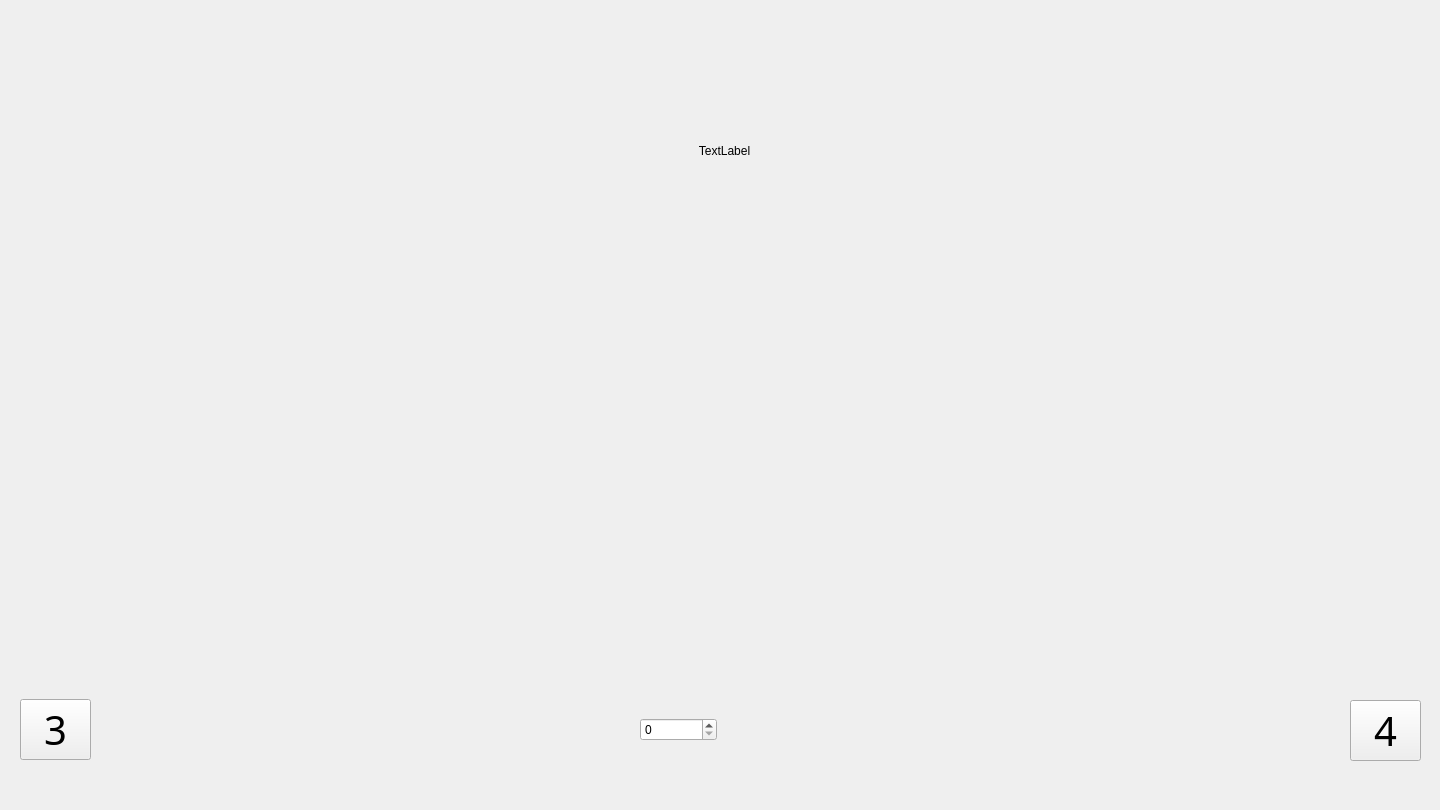
ItsSkylow/wingman, file story.ui: the form before one commit.
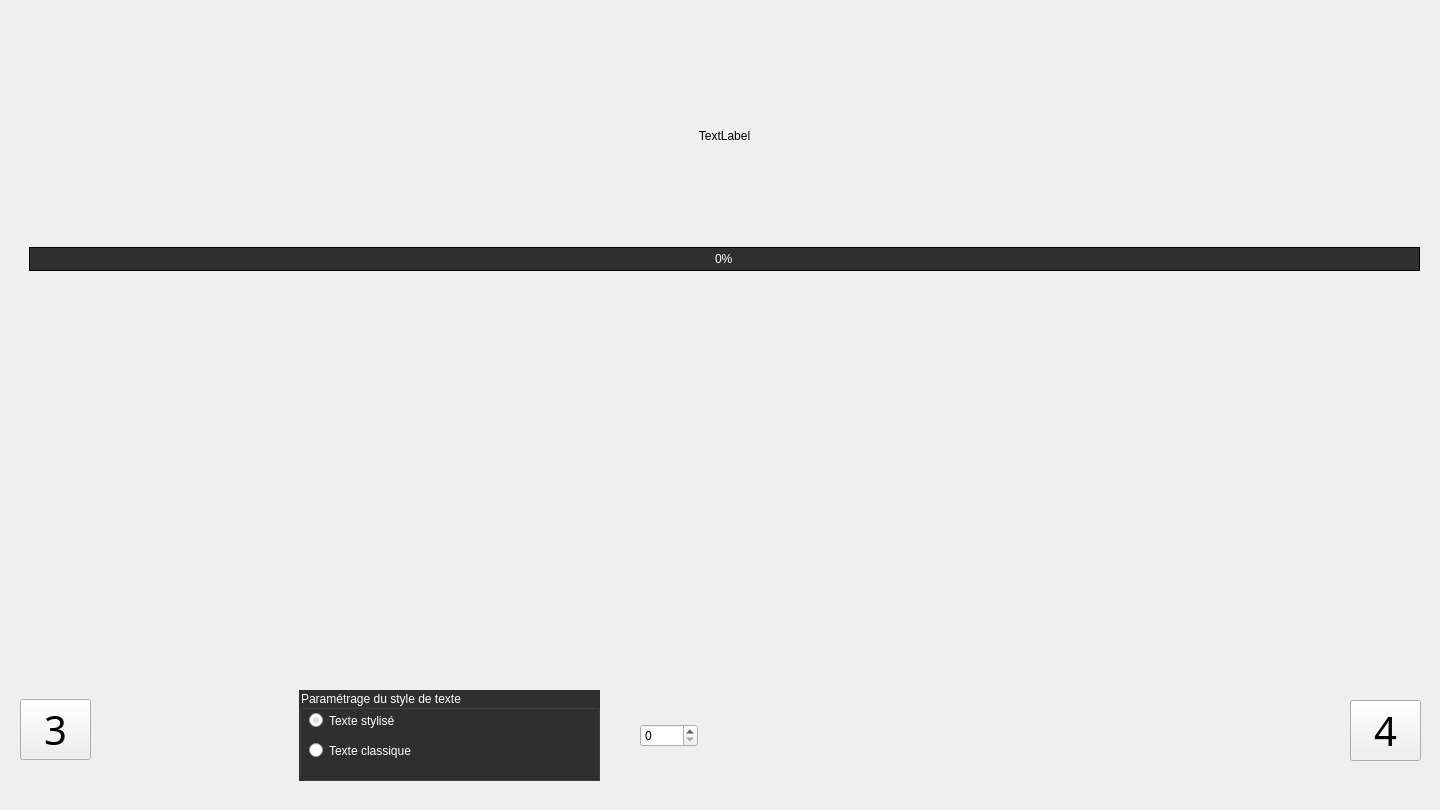
The form after the commit. Icons and pictures are not drawn.

Commit message: Compléments d'interface graphique

Patch:
```diff
--- a/story.ui
+++ b/story.ui
@@ -100,6 +100,28 @@
        </property>
       </widget>
      </item>
+     <item>
+      <widget class="QProgressBar" name="progressBar">
+       <property name="styleSheet">
+        <string notr="true">QProgressBar:horizontal {
+text-align:center;
+color: white;
+border: 1px solid black;
+background: rgba(0,0,0,0.8);
+}
+QProgressBar::chunk:horizontal {
+background: blue;
+color:white;
+}
+QProgressBar{
+	color:white;
+}</string>
+       </property>
+       <property name="value">
+        <number>0</number>
+       </property>
+      </widget>
+     </item>
     </layout>
    </widget>
    <widget class="QWidget" name="horizontalLayoutWidget">
@@ -107,8 +129,8 @@
      <rect>
       <x>640</x>
       <y>690</y>
-      <width>160</width>
-      <height>80</height>
+      <width>121</width>
+      <height>91</height>
      </rect>
     </property>
     <layout class="QHBoxLayout" name="horizontalLayout">
@@ -130,11 +152,77 @@
      </item>
     </layout>
    </widget>
-   <zorder>pushButton</zorder>
-   <zorder>pushButton_2</zorder>
-   <zorder>verticalLayoutWidget</zorder>
-   <zorder>horizontalLayoutWidget</zorder>
-   <zorder>labelNbPage</zorder>
+   <widget class="QWidget" name="horizontalLayoutWidget_2">
+    <property name="geometry">
+     <rect>
+      <x>299</x>
+      <y>690</y>
+      <width>301</width>
+      <height>91</height>
+     </rect>
+    </property>
+    <layout class="QHBoxLayout" name="horizontalLayout_2">
+     <item>
+      <widget class="QGroupBox" name="groupBox">
+       <property name="styleSheet">
+        <string notr="true">QGroupBox{
+	color: white;
+	background: rgba(0,0,0,0.8);
+}
+
+QPushButton{
+	color:white;
+}</string>
+       </property>
+       <property name="title">
+        <string>Paramétrage du style de texte</string>
+       </property>
+       <widget class="QRadioButton" name="radioButton">
+        <property name="geometry">
+         <rect>
+          <x>10</x>
+          <y>20</y>
+          <width>271</width>
+          <height>21</height>
+         </rect>
+        </property>
+        <property name="cursor">
+         <cursorShape>PointingHandCursor</cursorShape>
+        </property>
+        <property name="styleSheet">
+         <string notr="true">color:white;
+</string>
+        </property>
+        <property name="text">
+         <string>Texte stylisé</string>
+        </property>
+        <property name="checked">
+         <bool>true</bool>
+        </property>
+       </widget>
+       <widget class="QRadioButton" name="radioButton_2">
+        <property name="geometry">
+         <rect>
+          <x>10</x>
+          <y>45</y>
+          <width>271</width>
+          <height>31</height>
+         </rect>
+        </property>
+        <property name="cursor">
+         <cursorShape>PointingHandCursor</cursorShape>
+        </property>
+        <property name="styleSheet">
+         <string notr="true">color: white;</string>
+        </property>
+        <property name="text">
+         <string>Texte classique</string>
+        </property>
+       </widget>
+      </widget>
+     </item>
+    </layout>
+   </widget>
   </widget>
  </widget>
  <resources>
```
The commit also changes 2 other files.
